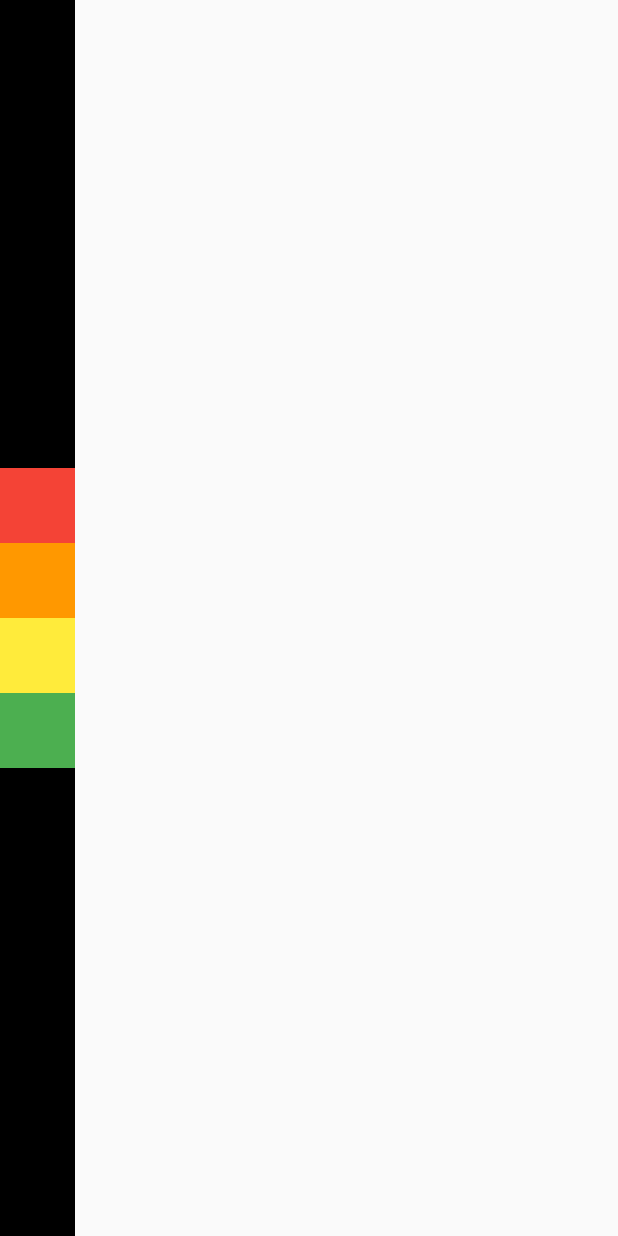
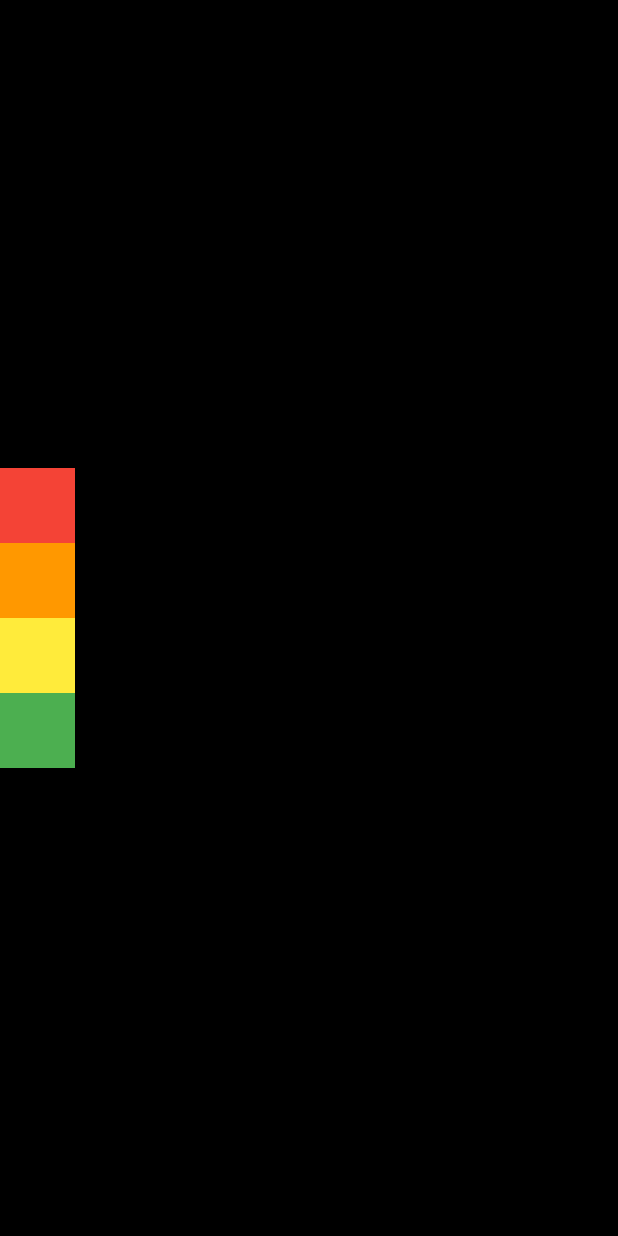
Before and after one commit to tkillman/first_codefactory, a Flutter app: the screen it shows after launch, on a phone screen of 412 x 824 dp. Run offline on Flutter 3.47's test engine with Material 2 defaults, Android fonts, the phone set to English and light mode, and no system bars.

Commit message:
crossAxisAlignment 사용해보기

```diff
--- a/lib/screen/home_screen.dart
+++ b/lib/screen/home_screen.dart
@@ -9,6 +9,8 @@ class HomeScreen extends StatelessWidget {
       body: SafeArea(
         child: Container(
           color: Colors.black,
+          width: MediaQuery.of(context).size.width,
+          //height: MediaQuery.of(context).size.height,
           child: Column(
             //start -- 시작
             //end -- 끝
@@ -17,6 +19,8 @@ class HomeScreen extends StatelessWidget {
             //spaceEvenly -- 위젯 사이 동일, 끝이 비어있음.
             //spaceAround -- 위젯 사이 동일, 끝이 1/2
             mainAxisAlignment: MainAxisAlignment.center,
+            // crossAxisAlignment -- 반대축 정렬
+            crossAxisAlignment: CrossAxisAlignment.start,
             children: [
               Container(
                 color: Colors.red,
```
Also changed, not shown: 1 other file.
